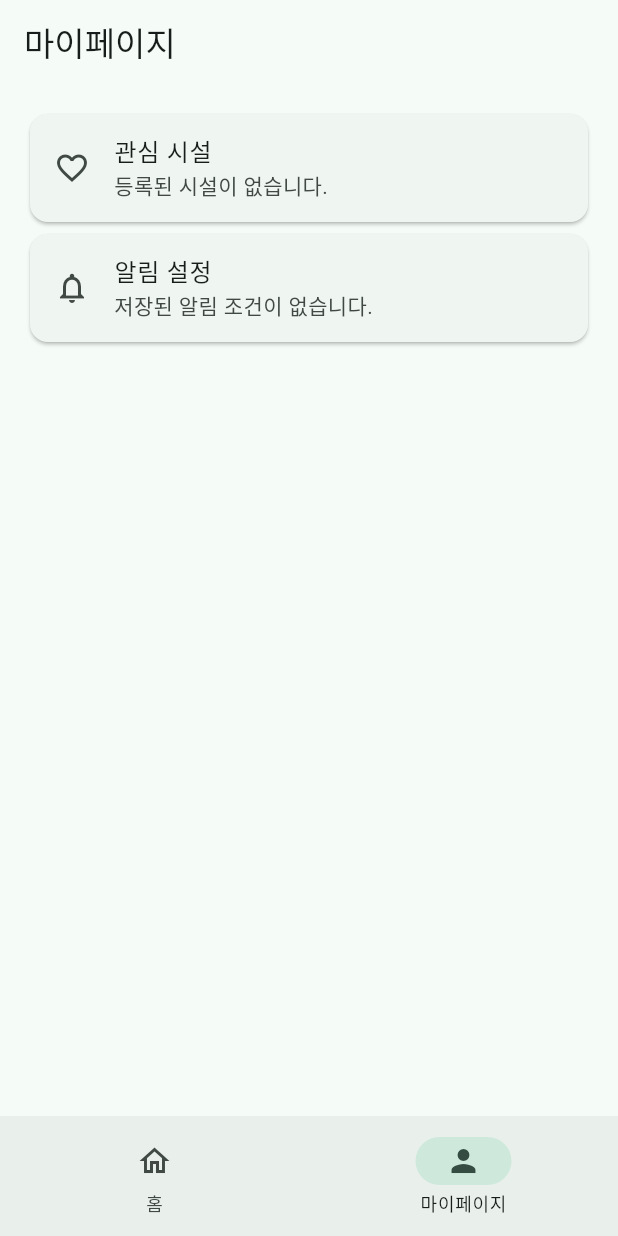
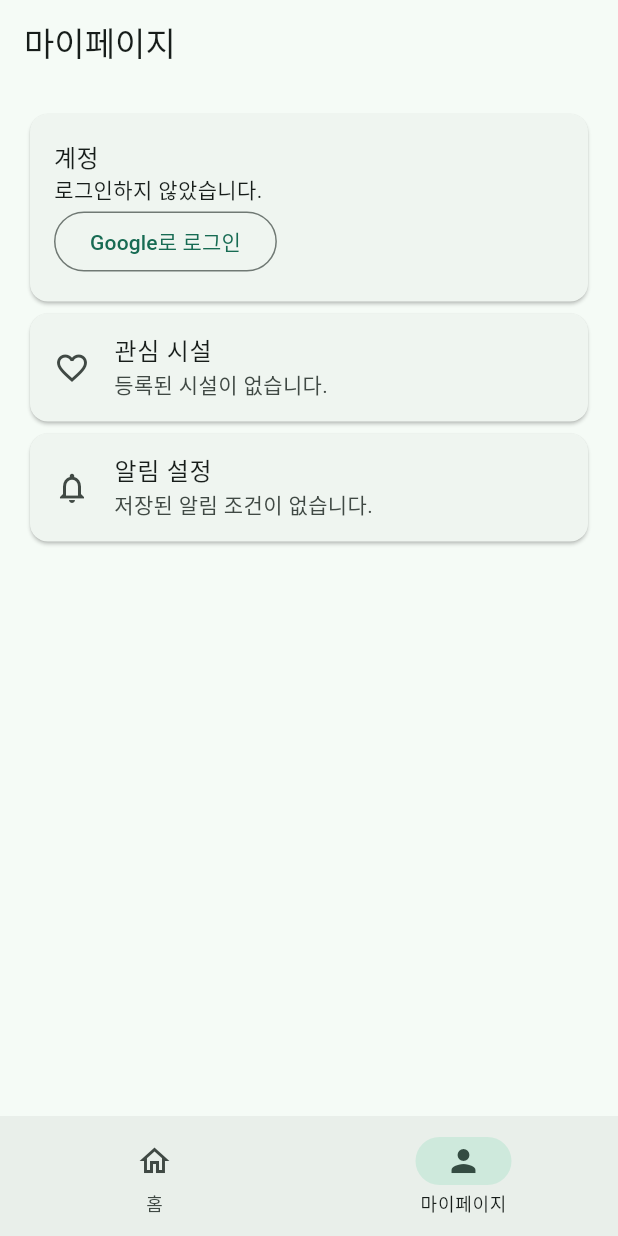
Before and after one commit to ZZAMBAs/reservation-tennis, a Flutter app: the screen it shows after launch, item 2 of the bottom bar chosen, on a phone screen of 412 x 824 dp. Run offline on Flutter 3.47's test engine with Material 3 defaults, Android fonts, the phone set to English and light mode, and no system bars; our stand-ins replace firebase_auth, firebase_core, google_sign_in, material_ui; accounts and stored records are empty.

Commit message:
feat:마이페이지 Google 로그인과 세션 연결

```diff
--- /dev/null
+++ b/app/lib/account_card.dart
@@ -0,0 +1,90 @@
+import 'package:material_ui/material_ui.dart';
+
+import 'account_session.dart';
+
+class AccountCard extends StatefulWidget {
+  const AccountCard({super.key, required this.session});
+
+  final AccountSession? session;
+
+  @override
+  State<AccountCard> createState() => _AccountCardState();
+}
+
+class _AccountCardState extends State<AccountCard> {
+  bool _busy = false;
+  String? _error;
+
+  Future<void> _perform(Future<void> Function() action) async {
+    if (_busy) return;
+    setState(() {
+      _busy = true;
+      _error = null;
+    });
+    String? message;
+    try {
+      await action();
+    } on AccountActionException catch (error) {
+      message = error.message;
+    } on Exception {
+      message = '계정 처리 중 오류가 발생했습니다. 다시 시도해 주세요.';
+    } finally {
+      if (mounted) {
+        setState(() {
+          _busy = false;
+          _error = message;
+        });
+      }
+    }
+  }
+
+  @override
+  Widget build(BuildContext context) {
+    final session = widget.session;
+    if (session == null) {
+      return const Card(
+        child: ListTile(
+          leading: Icon(Icons.person_outline),
+          title: Text('계정'),
+          subtitle: Text('이 앱에서 Google 로그인을 사용할 수 없습니다.'),
+        ),
+      );
+    }
+
+    return Card(
+      child: Padding(
+        padding: const EdgeInsets.all(16),
+        child: StreamBuilder<String?>(
+          stream: session.account,
+          builder: (context, snapshot) {
+            final account = snapshot.data;
+            final ready = snapshot.connectionState != ConnectionState.waiting;
+            final status = snapshot.hasError
+                ? '계정 상태를 확인하지 못했습니다.'
+                : ready
+                ? account ?? '로그인하지 않았습니다.'
+                : '계정 확인 중';
+            return Column(
+              crossAxisAlignment: CrossAxisAlignment.start,
+              children: [
+                Text('계정', style: Theme.of(context).textTheme.titleMedium),
+                Text(status),
+                if (_error case final message?) Text(message),
+                if (_busy) const LinearProgressIndicator(),
+                if (ready && !snapshot.hasError)
+                  OutlinedButton(
+                    onPressed: _busy
+                        ? null
+                        : () => _perform(
+                            account == null ? session.signIn : session.signOut,
+                          ),
+                    child: Text(account == null ? 'Google로 로그인' : '로그아웃'),
+                  ),
+              ],
+            );
+          },
+        ),
+      ),
+    );
+  }
+}
--- /dev/null
+++ b/app/lib/account_session.dart
@@ -0,0 +1,77 @@
+import 'package:firebase_auth/firebase_auth.dart';
+import 'package:google_sign_in/google_sign_in.dart';
+
+abstract interface class AccountSession {
+  Stream<String?> get account;
+
+  Future<void> signIn();
+  Future<void> signOut();
+}
+
+class AccountActionException implements Exception {
+  const AccountActionException(this.message);
+
+  final String message;
+}
+
+class FirebaseAccountSession implements AccountSession {
+  FirebaseAccountSession(this._auth);
+
+  final FirebaseAuth _auth;
+  final GoogleSignIn _google = GoogleSignIn.instance;
+  bool _googleInitialized = false;
+
+  @override
+  late final Stream<String?> account = _auth.authStateChanges().map(
+    (user) => user == null ? null : (user.email ?? 'Google 계정'),
+  );
+
+  Future<void> _initializeGoogle() async {
+    if (_googleInitialized) return;
+    await _google.initialize();
+    _googleInitialized = true;
+  }
+
+  @override
+  Future<void> signIn() async {
+    try {
+      await _initializeGoogle();
+      final account = await _google.authenticate();
+      final token = account.authentication.idToken;
+      if (token == null || token.isEmpty) {
+        throw const AccountActionException('Google 인증을 완료하지 못했습니다.');
+      }
+      await _auth.signInWithCredential(
+        GoogleAuthProvider.credential(idToken: token),
+      );
+    } on GoogleSignInException catch (error) {
+      if (error.code == GoogleSignInExceptionCode.canceled) return;
+      if (error.code == GoogleSignInExceptionCode.clientConfigurationError ||
+          error.code == GoogleSignInExceptionCode.providerConfigurationError) {
+        throw const AccountActionException('Google 로그인 설정을 확인해 주세요.');
+      }
+      throw const AccountActionException('Google 로그인에 실패했습니다. 다시 시도해 주세요.');
+    } on FirebaseAuthException catch (error) {
+      if (error.code == 'network-request-failed') {
+        throw const AccountActionException('연결 상태를 확인하고 다시 시도해 주세요.');
+      }
+      if (error.code == 'operation-not-allowed') {
+        throw const AccountActionException('Google 로그인 설정을 확인해 주세요.');
+      }
+      throw const AccountActionException('Google 로그인에 실패했습니다. 다시 시도해 주세요.');
+    }
+  }
+
+  @override
+  Future<void> signOut() async {
+    await _auth.signOut();
+    try {
+      await _initializeGoogle();
+      await _google.signOut();
+    } on Exception {
+      throw const AccountActionException(
+        '앱에서 로그아웃했지만 Google 계정 선택을 초기화하지 못했습니다.',
+      );
+    }
+  }
+}
--- a/app/lib/main.dart
+++ b/app/lib/main.dart
@@ -1,13 +1,19 @@
+import 'package:firebase_auth/firebase_auth.dart';
 import 'package:firebase_core/firebase_core.dart';
 import 'package:flutter/foundation.dart';
 import 'package:flutter/services.dart';
 import 'package:material_ui/material_ui.dart';
 
+import 'account_card.dart';
+import 'account_session.dart';
+
 Future<void> main() async {
   WidgetsFlutterBinding.ensureInitialized();
+  AccountSession? accountSession;
   if (!kIsWeb && defaultTargetPlatform == TargetPlatform.android) {
     try {
       await Firebase.initializeApp();
+      accountSession = FirebaseAccountSession(FirebaseAuth.instance);
     } on PlatformException catch (error) {
       // FlutterFire reports absent Android resources as a platform error.
       final missingConfig =
@@ -20,11 +26,13 @@ Future<void> main() async {
       debugPrint('Android debug build started without Firebase configuration.');
     }
   }
-  runApp(const TennisReservationApp());
+  runApp(TennisReservationApp(accountSession: accountSession));
 }
 
 class TennisReservationApp extends StatelessWidget {
-  const TennisReservationApp({super.key});
+  const TennisReservationApp({super.key, this.accountSession});
+
+  final AccountSession? accountSession;
 
   @override
   Widget build(BuildContext context) {
@@ -34,13 +42,15 @@ class TennisReservationApp extends StatelessWidget {
       theme: ThemeData(
         colorScheme: ColorScheme.fromSeed(seedColor: const Color(0xFF183C30)),
       ),
-      home: const ReservationShell(),
+      home: ReservationShell(accountSession: accountSession),
     );
   }
 }
 
 class ReservationShell extends StatefulWidget {
-  const ReservationShell({super.key});
+  const ReservationShell({super.key, this.accountSession});
+
+  final AccountSession? accountSession;
 
   @override
   State<ReservationShell> createState() => _ReservationShellState();
@@ -55,7 +65,10 @@ class _ReservationShellState extends State<ReservationShell> {
       appBar: AppBar(title: Text(_selectedIndex == 0 ? '테니스장 알림' : '마이페이지')),
       body: IndexedStack(
         index: _selectedIndex,
-        children: const [HomePage(), MyPage()],
+        children: [
+          const HomePage(),
+          MyPage(accountSession: widget.accountSession),
+        ],
       ),
       bottomNavigationBar: NavigationBar(
         selectedIndex: _selectedIndex,
@@ -106,21 +119,24 @@ class HomePage extends StatelessWidget {
 }
 
 class MyPage extends StatelessWidget {
-  const MyPage({super.key});
+  const MyPage({super.key, this.accountSession});
+
+  final AccountSession? accountSession;
 
   @override
   Widget build(BuildContext context) {
     return ListView(
       padding: const EdgeInsets.all(16),
-      children: const [
-        Card(
+      children: [
+        AccountCard(session: accountSession),
+        const Card(
           child: ListTile(
             leading: Icon(Icons.favorite_outline),
             title: Text('관심 시설'),
             subtitle: Text('등록된 시설이 없습니다.'),
           ),
         ),
-        Card(
+        const Card(
           child: ListTile(
             leading: Icon(Icons.notifications_outlined),
             title: Text('알림 설정'),
--- a/app/pubspec.yaml
+++ b/app/pubspec.yaml
@@ -7,9 +7,11 @@ environment:
   sdk: ^3.14.0
 
 dependencies:
+  firebase_auth: ^7.1.0
   firebase_core: ^5.2.0
   flutter:
     sdk: flutter
+  google_sign_in: ^7.2.0
   material_ui: ^1.1.0
 
 dev_dependencies:
```
Also changed, not shown: app/pubspec.lock, 1 other file.
